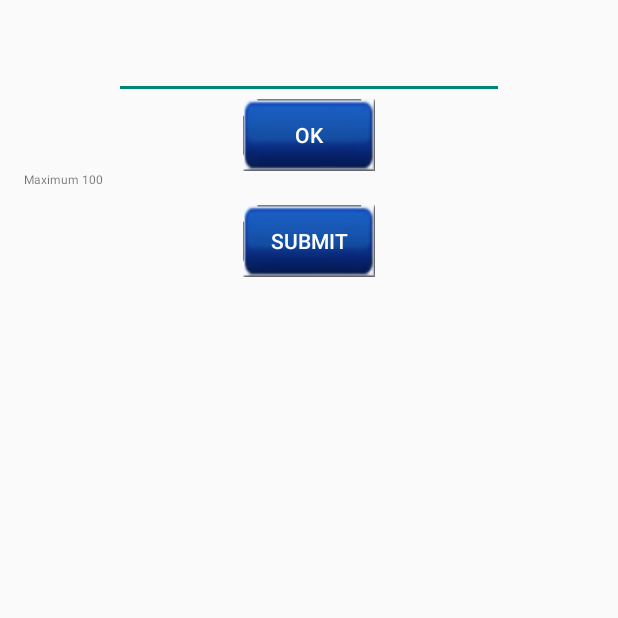
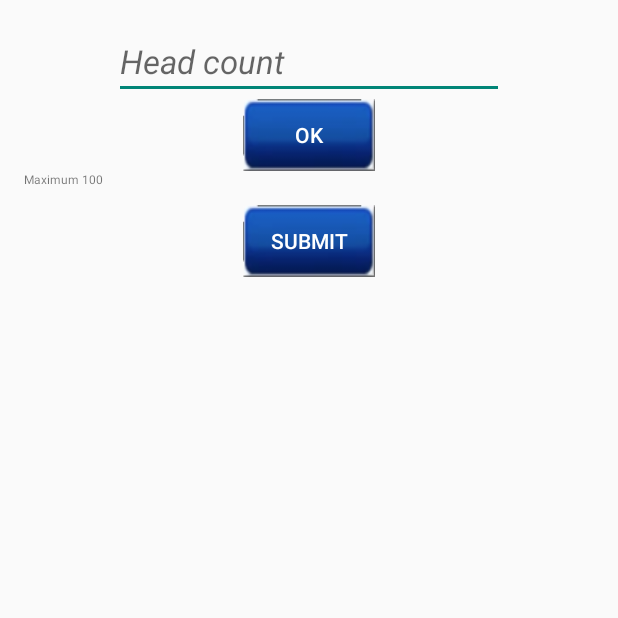
Before and after one commit to ConradHipkins/ACM-SIGCSE, an Android app: the HeadCountActivity screen opened directly, with no data from a screen before it, on a phone screen of 412 x 824 dp, the top half of it. Run offline under Robolectric (Android 15) with nearby library versions, the phone set to English and light mode, and no system bars.

Commit message:
Continuing to clean up layouts for HeadCountActivity and MainActivity. We can play around with those next time, but in the mean time cleaning up the XML

```diff
--- a/ACM_SIGCSE/app/src/main/res/layout/head_counter.xml
+++ b/ACM_SIGCSE/app/src/main/res/layout/head_counter.xml
@@ -8,8 +8,9 @@
 
     <EditText
         android:id="@+id/numParticipant"
+        android:ems="10"
         android:inputType="number"
-        android:ems="10"
+        android:hint="@string/headcount_hint"
         android:textSize="@dimen/abc_text_size_large_material"
         android:textStyle="italic"
         android:textAlignment="center"
--- a/ACM_SIGCSE/app/src/main/res/values/strings.xml
+++ b/ACM_SIGCSE/app/src/main/res/values/strings.xml
@@ -8,5 +8,6 @@
     <string name="view_all_seminars_title">Seminars</string>
     <string name="login_username_hint">Username</string>
     <string name="login_password_hint">Password</string>
+    <string name="headcount_hint">Head count</string>
 
 </resources>
```
